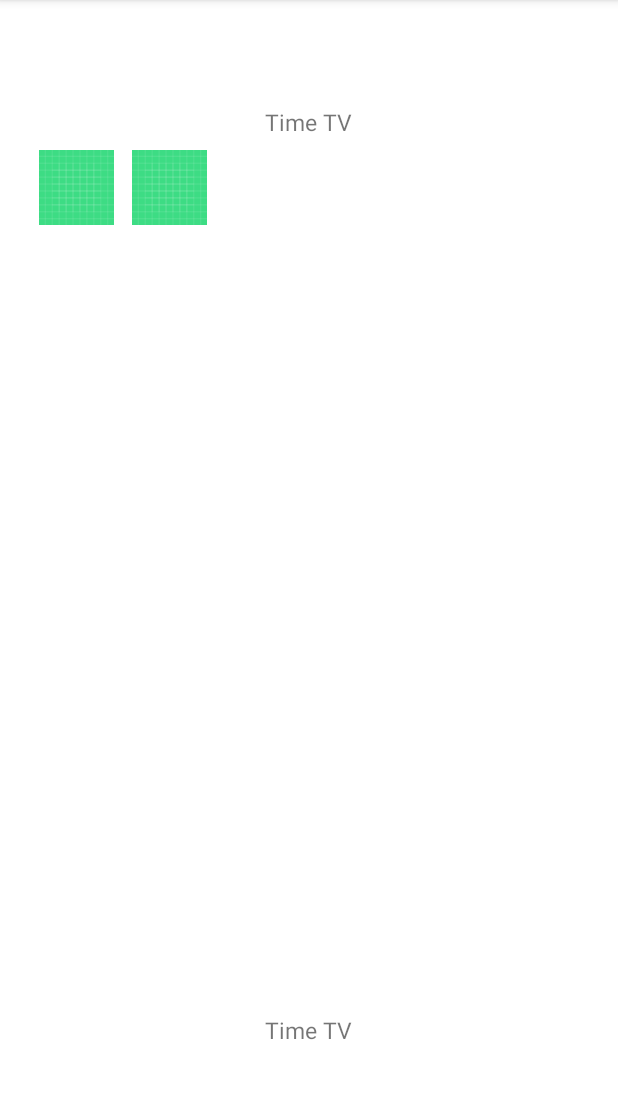
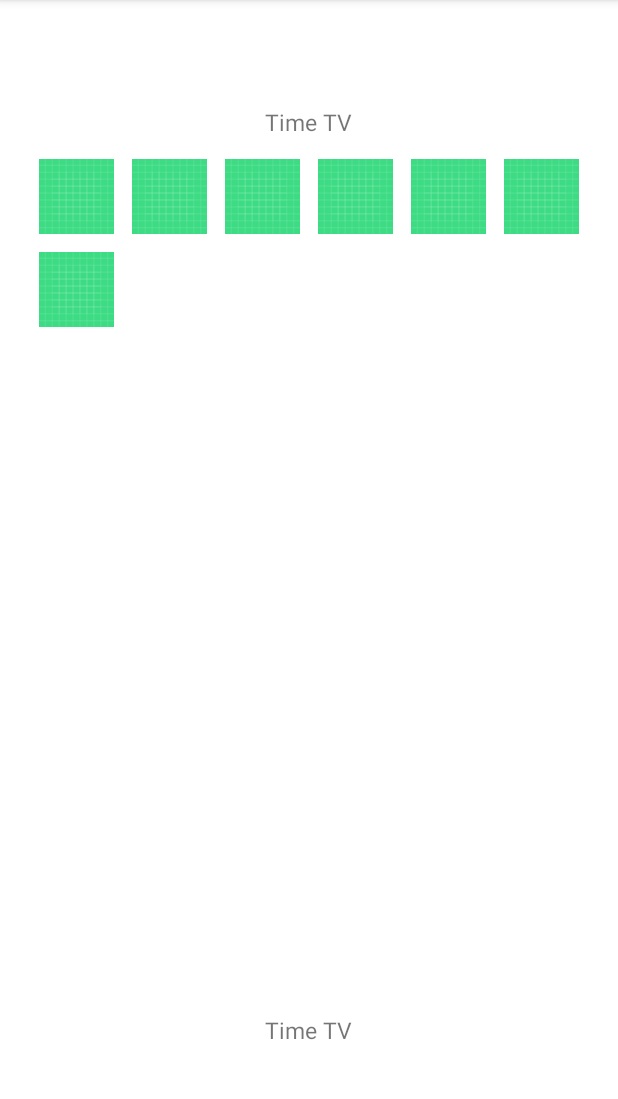
Before and after one commit to seongyunlee/FindSameDrawingApp, an Android app: the GameActivity screen opened directly, with no data from a screen before it, on a phone screen of 412 x 824 dp, the part 84-1183 px from its top. Run offline under Robolectric (Android 15) with nearby library versions, the phone set to English and light mode, and no system bars; our stand-ins replace data binding.

Commit message:
setting gamePlay activity adapter edit layout

```diff
--- a/app/src/main/java/edu/skku/cs/findsamedrawing/CardBoardAdapter.java
+++ b/app/src/main/java/edu/skku/cs/findsamedrawing/CardBoardAdapter.java
@@ -15,6 +15,11 @@ public class CardBoardAdapter extends BaseAdapter {
     Context context;
 
     CardBoardAdapter(){
+        cardInfo.add(new Card(0,0));
+        cardInfo.add(new Card(0,0));
+        cardInfo.add(new Card(0,0));
+        cardInfo.add(new Card(0,0));
+        cardInfo.add(new Card(0,0));
         cardInfo.add(new Card(0,0));
         cardInfo.add(new Card(0,0));
 
--- a/app/src/main/res/layout/item_card.xml
+++ b/app/src/main/res/layout/item_card.xml
@@ -2,6 +2,7 @@
 <androidx.constraintlayout.widget.ConstraintLayout xmlns:android="http://schemas.android.com/apk/res/android"
     android:layout_width="match_parent"
     android:layout_height="match_parent"
+    android:padding="6dp"
     xmlns:app="http://schemas.android.com/apk/res-auto">
     <ImageView
         android:layout_width="50dp"
```
